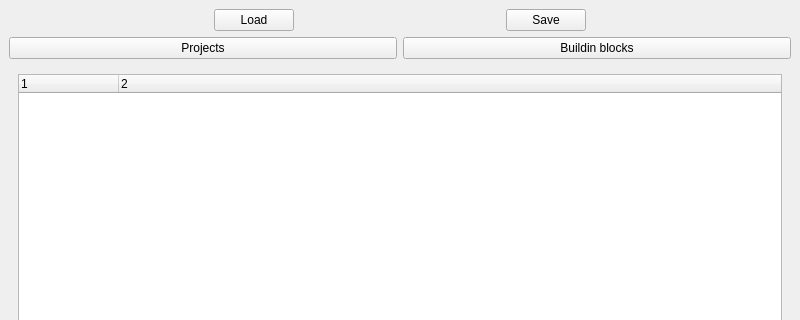
Old version of the form src/mainwindow.ui in the repository jfouche/bbm; both pictures show x 0 to 800 and y 0 to 320 of the 800 by 600 pixel window.
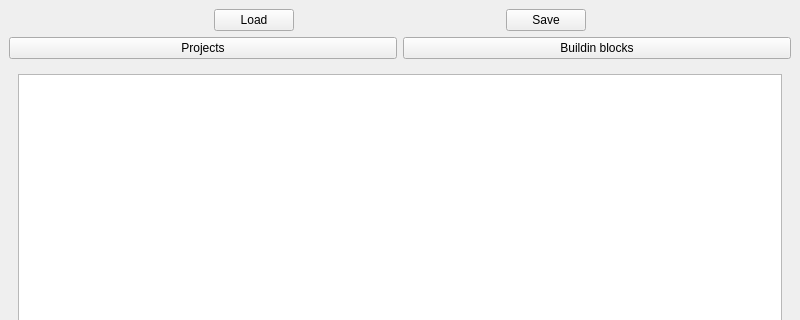
New version of the form. The open tabs and pages were chosen to show the change.

Commit message: manage BB tree view

Patch:
```diff
--- a/src/mainwindow.ui
+++ b/src/mainwindow.ui
@@ -168,21 +168,7 @@
       <widget class="QWidget" name="page2">
        <layout class="QVBoxLayout" name="verticalLayout_3">
         <item>
-         <widget class="QTreeWidget" name="treeBuildingBlocks">
-          <property name="columnCount">
-           <number>2</number>
-          </property>
-          <column>
-           <property name="text">
-            <string notr="true">1</string>
-           </property>
-          </column>
-          <column>
-           <property name="text">
-            <string notr="true">2</string>
-           </property>
-          </column>
-         </widget>
+         <widget class="QTreeView" name="treeBuildingBlocks"/>
         </item>
         <item>
          <layout class="QHBoxLayout" name="horizontalLayout_4">
```
The commit also changes 7 other files.
